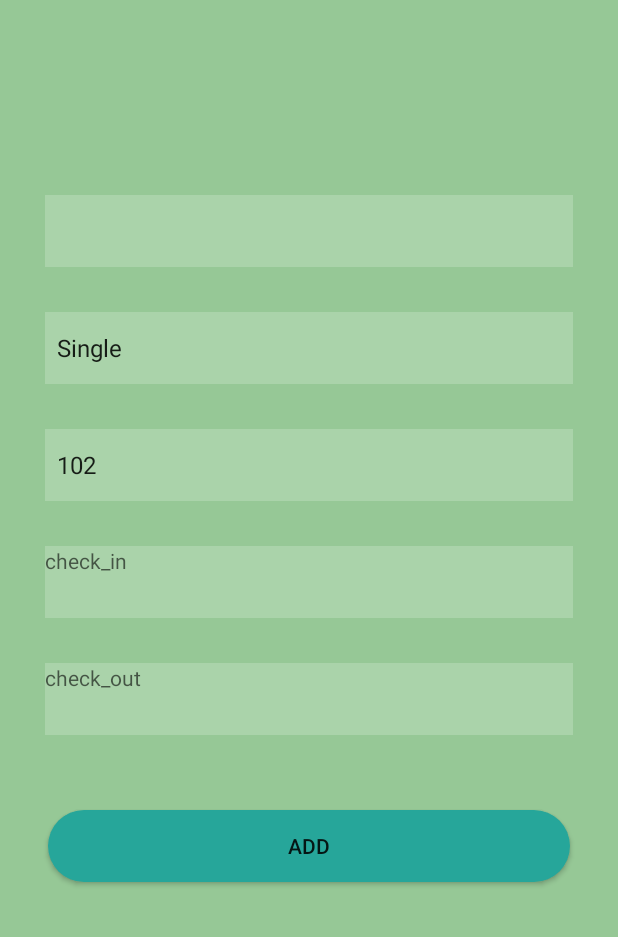
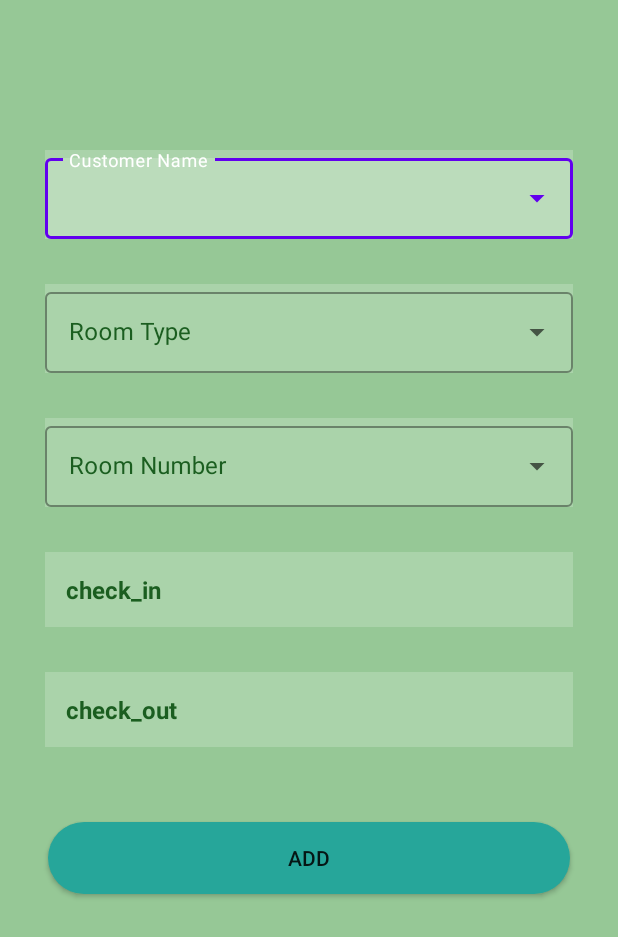
Before and after one commit to ouha1001/Hotel_APP, an Android app: the NewReservation screen opened directly, with no data from a screen before it, on a phone screen of 412 x 824 dp. Shown: the top 937 px of the screen. Run offline under Robolectric (Android 15) with nearby library versions, the light colour scheme and no system bars; 3 statements that could not run were skipped.

Commit message:
"zidek a hemadi"

```diff
--- a/app/src/main/java/com/example/hotelapp/NewReservation.java
+++ b/app/src/main/java/com/example/hotelapp/NewReservation.java
@@ -4,17 +4,19 @@ import android.app.DatePickerDialog;
 import android.database.Cursor;
 import android.graphics.Color;
 import android.graphics.drawable.ColorDrawable;
+import android.os.Build;
 import android.os.Bundle;
 import android.view.View;
 import android.widget.AdapterView;
 import android.widget.ArrayAdapter;
+import android.widget.AutoCompleteTextView;
 import android.widget.Button;
 import android.widget.DatePicker;
-import android.widget.Spinner;
 import android.widget.TextView;
 import android.widget.Toast;
 
 import androidx.annotation.NonNull;
+import androidx.annotation.RequiresApi;
 import androidx.appcompat.app.AlertDialog;
 import androidx.appcompat.app.AppCompatActivity;
 
@@ -22,19 +24,14 @@ import java.util.ArrayList;
 import java.util.Calendar;
 import java.util.Date;
 import java.util.HashMap;
-import java.util.List;
 import java.util.Map;
-import java.util.Objects;
 
 
-public class NewReservation extends AppCompatActivity implements AdapterView.OnItemSelectedListener {
+public class NewReservation extends AppCompatActivity {
     Database db;
-    String itemselected;
-    Spinner spinner, spinner1, spinner2;
-    Map<Integer, String> rooms = new Zimmer().getRooms();
+    AutoCompleteTextView room_id, roomtype, customer_id;
     Map<String, Integer> Kunde;
     TextView checkIn, checkOut;
-    long i, i1;
     Button btnadd;
 
 
@@ -50,61 +47,66 @@ public class NewReservation extends AppCompatActivity implements AdapterView.OnI
 
     }
 
-    //public boolean checkPeriod(long in, long out) {
-    //    boolean r;
-    //    long temp = (out - in) / 86400000;
-    //    if (temp < 0) {
-    //        b = new AlertDialog.Builder(this);
-    //        b.setCancelable(true);
-    //        b.setTitle("Falsche Information");
-    //        b.setMessage("Check Out und Check In sind nicht Richtig !!");
-    //        AlertDialog a = b.create();
-    //        b.show();
-
-    //        r = true;
-    //    } else {
-    //        r = false;
-    //    }
-    //    return r;
-    //}
-
     public void storeAllClients() {
         Cursor c = db.readAllData();
         if (c.getCount() == 0) {
             Toast.makeText(this, "Keine Kunden ", Toast.LENGTH_SHORT).show();
         } else {
             while (c.moveToNext()) {
-                Kunde.put(c.getString(1) + " " + c.getString(2), Integer.parseInt(c.getString(0)));
-
+                Kunde.put(c.getString(1) + " " + c.getString(2)
+                        , Integer.parseInt(c.getString(0)));
+            }
         }
     }
 
+
+    @Override
+    protected void onResume() {
+        super.onResume();
+        ArrayAdapter<CharSequence> adapter1 = ArrayAdapter.createFromResource
+                (this, R.array.TypeZimmer, R.layout.drop_down_item);
+        roomtype.setAdapter(adapter1);
+        roomtype.setOnItemClickListener(new AdapterView.OnItemClickListener() {
+            @RequiresApi(api = Build.VERSION_CODES.N)
+            @Override
+            public void onItemClick(AdapterView<?> parent, View view, int position, long id) {
+                ArrayAdapter<Integer> adapter = new ArrayAdapter<>(NewReservation.this, R.layout.drop_down_item,
+                        (new Zimmer().getRoomsbyType(roomtype.getText().toString())));
+                room_id.setAdapter(adapter);
+            }
+        });
+        ArrayAdapter<String> adapter2 = new ArrayAdapter<>(NewReservation.this, R.layout.drop_down_item
+                , new ArrayList<>(Kunde.keySet()));
+        customer_id.setAdapter(adapter2);
+
+        ArrayAdapter<Integer> adapter = new ArrayAdapter<Integer>(NewReservation.this, R.layout.drop_down_item,
+                (new Zimmer().getRoomsbyType(roomtype.getText().toString())));
+        room_id.setAdapter(adapter);
+
     }
 
-    public List<Integer> getRoom(@NonNull Map<Integer, String> rooms) {
-        List<Integer> spinnerArray = new ArrayList<>(rooms.size());
+    public long price(@NonNull String checkin, @NonNull String checkout) {
+        long days = getDays(checkin, checkout);
+        return (roomtype.getText().toString().equals("Single")) ? days * 10 : days * 20;
+    }
 
-        if (itemselected == null) {
-            spinnerArray.addAll(rooms.keySet());
-        } else {
-            for (Integer list : rooms.keySet()) {
-
-                if (Objects.equals(rooms.get(list), itemselected)) {
-                    spinnerArray.add(list);
-                }
-            }
-        }
-        return spinnerArray;
+    private static long getDays(@NonNull String checkin, @NonNull String checkout) {
+        String[] a = checkin.split("-");
+        String[] b = checkout.split("-");
+        return (new Date(Integer.parseInt(b[0]) - 1900, Integer.parseInt(b[1]) - 1, Integer.parseInt(b[2])).getTime()
+                - new Date(Integer.parseInt(a[0]) - 1900, Integer.parseInt(a[1]) - 1, Integer.parseInt(a[2])).getTime()) / 86400000;
     }
 
     @Override
     protected void onCreate(Bundle savedInstanceState) {
-
         super.onCreate(savedInstanceState);
         setContentView(R.layout.activity_new_reservation);
-
-
-
+        customer_id =findViewById(R.id.id_Kund_res);
+        checkIn = findViewById(R.id.checkin);
+        checkOut = findViewById(R.id.checkout);
+        btnadd = findViewById(R.id.add_reservation);
+        roomtype = findViewById(R.id.id_typeroom);
+        room_id = findViewById(R.id.id_room);
 
         db = new Database(this);
         Kunde = new HashMap<>();
@@ -113,16 +115,14 @@ public class NewReservation extends AppCompatActivity implements AdapterView.OnI
         final int year = calendar.get(Calendar.YEAR);
         final int month = calendar.get(Calendar.MONTH);
         final int day = calendar.get(Calendar.DAY_OF_MONTH);
-        checkIn = findViewById(R.id.checkin);
-        checkOut = findViewById(R.id.checkout);
-        btnadd = findViewById(R.id.add_reservation);
+
+
+
         btnadd.setOnClickListener(new View.OnClickListener() {
             @Override
             public void onClick(View v) {
-                long Result = (i1 - i) / 86400000;
-                long price = (itemselected.equals("Single")) ? 10 * Result : 20 * Result;
-                if (price > 0) {
-                    db.addReservation(Kunde.get(spinner2.getSelectedItem().toString()), Integer.parseInt(spinner.getSelectedItem().toString()),
+                long price = price(checkIn.getText().toString(), checkOut.getText().toString());
+                db.addReservation(Kunde.get(customer_id.getText().toString()), Integer.parseInt(room_id.getText().toString()),
                         checkIn.getText().toString(), checkOut.getText().toString(), (int) price);
                 b = new AlertDialog.Builder(NewReservation.this);
                 b.setCancelable(true);
@@ -130,20 +130,9 @@ public class NewReservation extends AppCompatActivity implements AdapterView.OnI
                 b.setMessage("Gesamte Price : " + price);
                 AlertDialog a = b.create();
                 b.show();
-                } else {
-                    b = new AlertDialog.Builder(NewReservation.this);
-                    b.setCancelable(true);
-                    b.setTitle("Falsche Information");
-                    b.setMessage("Check Out und Check In sind nicht Richtig !!");
-                    AlertDialog a = b.create();
-                    b.show();
-                    checkIn.setText(null);
-                    checkOut.setText(null);
-                }
-
-
             }
         });
+
         //Check IN
         checkIn.setOnClickListener(new View.OnClickListener() {
             @Override
@@ -153,25 +142,22 @@ public class NewReservation extends AppCompatActivity implements AdapterView.OnI
                 datePickerDialog.show();
             }
         });
+
         setListener = new DatePickerDialog.OnDateSetListener() {
-
             @Override
             public void onDateSet(DatePicker view, int year, int month, int dayOfMonth) {
-
                 month = month + 1;
                 if (checkDatum(year, month, dayOfMonth)) {
-                    Date tag = new Date(year, month, dayOfMonth);
-                    String date = dayOfMonth + "/" + month + "/" + year;
-                    i = tag.getTime();
+                    String date = year + "-" + month + "-" + dayOfMonth;
                     checkIn.setText(date);
                 } else {
                     checkIn.setText(null);
                     checkOut.setText(null);
+                    Toast.makeText(NewReservation.this, "Please Select a valid Checkin Date!", Toast.LENGTH_SHORT).show();
                 }
-
-
             }
         };
+
         //Check OUt
         checkOut.setOnClickListener(new View.OnClickListener() {
             @Override
@@ -185,63 +171,16 @@ public class NewReservation extends AppCompatActivity implements AdapterView.OnI
 
             @Override
             public void onDateSet(DatePicker view, int year, int month, int dayOfMonth) {
-
-                month = month + 1;
-                if (checkDatum(year, month, dayOfMonth)) {
-
-                    Date tag = new Date(year, month, dayOfMonth);
-                    String date = dayOfMonth + "/" + month + "/" + year;
-                    i1 = tag.getTime();
-                    //String days = tag.getDay()+"/"+tag.getMonth()+"/"+ tag.getYear();
+                month++;
+                String date = year + "-" + month + "-" + dayOfMonth;
+                long x = getDays(checkIn.getText().toString(), date);
+                if (checkDatum(year, month, dayOfMonth) && x > 0) {
                     checkOut.setText(date);
                 } else {
-                    checkIn.setText(" ");
-                    checkOut.setText(" ");
+                    checkOut.setText(null);
+                    Toast.makeText(NewReservation.this, "Please Select a valid Checkout Date!", Toast.LENGTH_SHORT).show();
                 }
-
-
             }
         };
-        //Type Zimmer
-        spinner1 = findViewById(R.id.id_typeroom);
-        ArrayAdapter<CharSequence> adapter_ = ArrayAdapter.createFromResource
-                (this, R.array.TypeZimmer, android.R.layout.simple_spinner_item);
-        adapter_.setDropDownViewResource(android.R.layout.simple_spinner_dropdown_item);
-        spinner1.setAdapter(adapter_);
-        spinner1.setOnItemSelectedListener(new AdapterView.OnItemSelectedListener() {
-            @Override
-            public void onItemSelected(AdapterView<?> parent, View view, int position, long id) {
-                itemselected = spinner1.getSelectedItem().toString();
-                spinner = findViewById(R.id.id_room);
-                ArrayAdapter<Integer> adapter = new ArrayAdapter<Integer>(NewReservation.this, android.R.layout.simple_spinner_item, getRoom(rooms));
-                adapter.setDropDownViewResource(android.R.layout.simple_spinner_dropdown_item);
-                spinner.setAdapter(adapter);
-                spinner.setOnItemSelectedListener(NewReservation.this);
-
-            }
-
-            @Override
-            public void onNothingSelected(AdapterView<?> parent) {
-
-            }
-        });
-        //Spinner Kunde
-        spinner2 = findViewById(R.id.id_Kund);
-        ArrayAdapter<String> adapter2 = new ArrayAdapter<String>(this, android.R.layout.simple_spinner_dropdown_item, new ArrayList<>(Kunde.keySet()));
-        spinner2.setAdapter(adapter2);
-        spinner2.setOnItemSelectedListener(this);
-
-
-    }
-
-    @Override
-    public void onItemSelected(AdapterView<?> parent, View view, int position, long id) {
-        String text = parent.getItemAtPosition(position).toString();
-
-    }
-
-    @Override
-    public void onNothingSelected(AdapterView<?> parent) {
-
     }
 }
--- a/app/src/main/java/com/example/hotelapp/WelcomePage.java
+++ b/app/src/main/java/com/example/hotelapp/WelcomePage.java
@@ -11,13 +11,11 @@ import android.widget.ImageView;
 
 public class WelcomePage extends AppCompatActivity {
 
-    private ImageView imageView;
-
     @Override
     protected void onCreate(Bundle savedInstanceState) {
         super.onCreate(savedInstanceState);
         setContentView(R.layout.activity_welcome_page);
-        imageView=findViewById(R.id.image_id);
+        ImageView imageView = findViewById(R.id.image_id);
 
         Animation animation= AnimationUtils.loadAnimation(getApplicationContext(),R.anim.fade);
         imageView.startAnimation(animation);
--- a/app/src/main/res/layout/activity_new_reservation.xml
+++ b/app/src/main/res/layout/activity_new_reservation.xml
@@ -9,50 +9,86 @@
     android:paddingTop="100dp">
 
 
-
-    <Spinner
-        style="@style/Widget.Material3.TextInputLayout.OutlinedBox.ExposedDropdownMenu"
-        android:id="@+id/id_Kund"
+    <com.google.android.material.textfield.TextInputLayout
+        android:id="@+id/textInputLayout3"
+        style="@style/Widget.MaterialComponents.TextInputLayout.OutlinedBox.ExposedDropdownMenu"
         android:layout_width="match_parent"
         android:layout_height="wrap_content"
-        android:layout_margin="30dp"
-        android:minHeight="48dp"
+        android:layout_marginStart="30dp"
+        android:layout_marginTop="30dp"
+        android:layout_marginEnd="30dp"
         android:background="#30ffffff"
-        app:layout_constraintBottom_toTopOf="@+id/id_typeroom"
+        android:textColorHint="#1B5E20"
+        app:hintTextColor="@color/cardview_light_background"
+        app:layout_constraintEnd_toEndOf="parent"
+        app:layout_constraintStart_toStartOf="parent"
+        tools:ignore="MissingConstraints">
+
+        <AutoCompleteTextView
+            android:id="@+id/id_Kund_res"
+            android:layout_width="match_parent"
+            android:layout_height="wrap_content"
+            android:layout_weight="1"
+            android:hint="@string/customer_name"
+            android:inputType="none"
+            android:paddingTop="16dp"
+            android:paddingBottom="16dp"
+            android:textColorHint="#1B5E20" />
+
+    </com.google.android.material.textfield.TextInputLayout>
+
+    <com.google.android.material.textfield.TextInputLayout
+        android:id="@+id/textInputLayout4"
+        style="@style/Widget.MaterialComponents.TextInputLayout.OutlinedBox.ExposedDropdownMenu"
+        android:layout_width="match_parent"
+        android:layout_height="wrap_content"
+        android:layout_marginStart="30dp"
+        android:layout_marginTop="30dp"
+        android:background="#30ffffff"
+        android:layout_marginEnd="30dp"
+        android:textColorHint="#1B5E20"
+        app:layout_constraintEnd_toEndOf="parent"
+        app:layout_constraintStart_toStartOf="parent"
+        app:layout_constraintTop_toBottomOf="@+id/textInputLayout3">
+
+        <AutoCompleteTextView
+            android:id="@+id/id_typeroom"
+            android:layout_width="match_parent"
+            android:layout_height="wrap_content"
+            android:layout_weight="1"
+            android:hint="@string/room_type"
+            android:inputType="none"
+            android:paddingTop="16dp"
+            android:paddingBottom="16dp"
+            android:textColorHint="#1B5E20" />
+    </com.google.android.material.textfield.TextInputLayout>
+
+    <com.google.android.material.textfield.TextInputLayout
+        android:id="@+id/textInputLayout5"
+        style="@style/Widget.MaterialComponents.TextInputLayout.OutlinedBox.ExposedDropdownMenu"
+        android:layout_width="match_parent"
+        android:layout_height="wrap_content"
+        android:layout_marginStart="30dp"
+        android:layout_marginTop="30dp"
+        android:background="#30ffffff"
+        android:layout_marginEnd="30dp"
+        android:textColorHint="#1B5E20"
         app:layout_constraintEnd_toEndOf="parent"
         app:layout_constraintHorizontal_bias="0.5"
         app:layout_constraintStart_toStartOf="parent"
-        app:layout_constraintTop_toTopOf="parent"
-        tools:ignore="MissingConstraints" />
+        app:layout_constraintTop_toBottomOf="@+id/textInputLayout4">
 
-
-
-    <Spinner
-        android:id="@+id/id_typeroom"
-        android:layout_width="match_parent"
-        android:layout_height="wrap_content"
-        android:layout_margin="30dp"
-        android:background="#30ffffff"
-        android:hint="@string/customer_id"
-        android:minHeight="48dp"
-        app:layout_constraintEnd_toEndOf="parent"
-        app:layout_constraintHorizontal_bias="0.5"
-        app:layout_constraintStart_toStartOf="parent"
-        app:layout_constraintTop_toBottomOf="@+id/id_Kund" />
-
-    <Spinner
-        android:id="@+id/id_room"
-        android:layout_width="match_parent"
-        android:layout_height="wrap_content"
-        android:layout_margin="30dp"
-        android:hint="@string/room_id"
-        android:background="#30ffffff"
-        android:minHeight="48dp"
-        app:layout_constraintEnd_toEndOf="parent"
-        app:layout_constraintHorizontal_bias="0.5"
-        app:layout_constraintStart_toStartOf="parent"
-        app:layout_constraintTop_toBottomOf="@+id/id_typeroom" />
-
+        <AutoCompleteTextView
+            android:id="@+id/id_room"
+            android:layout_width="match_parent"
+            android:layout_height="wrap_content"
+            android:layout_weight="1"
+            android:hint="@string/room_number"
+            android:inputType="none"
+            android:paddingTop="16dp"
+            android:paddingBottom="16dp"
+            android:textColorHint="#1B5E20" />
+    </com.google.android.material.textfield.TextInputLayout>
 
 
     <TextView
@@ -60,6 +96,11 @@
         android:layout_width="match_parent"
         android:layout_height="wrap_content"
         android:layout_margin="30dp"
+        android:padding="14dp"
+        android:textColor="@color/black"
+        android:textSize="16sp"
+        android:textStyle="bold"
+        android:textColorHint="#1B5E20"
         android:ems="10"
         android:hint="@string/check_in"
         android:background="#30ffffff"
@@ -67,17 +108,22 @@
         app:layout_constraintEnd_toEndOf="parent"
         app:layout_constraintHorizontal_bias="0.5"
         app:layout_constraintStart_toStartOf="parent"
-        app:layout_constraintTop_toBottomOf="@+id/id_room" />
+        app:layout_constraintTop_toBottomOf="@+id/textInputLayout5" />
 
     <TextView
         android:id="@+id/checkout"
         android:layout_width="match_parent"
         android:layout_height="wrap_content"
         android:layout_margin="30dp"
+        android:background="#30ffffff"
         android:ems="10"
-        android:background="#30ffffff"
         android:hint="@string/check_out"
+        android:textColorHint="#1B5E20"
         android:minHeight="48dp"
+        android:padding="14dp"
+        android:textColor="@color/black"
+        android:textSize="16sp"
+        android:textStyle="bold"
         app:layout_constraintEnd_toEndOf="parent"
         app:layout_constraintHorizontal_bias="0.5"
         app:layout_constraintStart_toStartOf="parent"
@@ -90,7 +136,7 @@
         android:layout_marginStart="32dp"
         android:layout_marginTop="50dp"
         android:layout_marginEnd="32dp"
-        android:text="ADD"
+        android:text="@string/add"
         android:background="@drawable/button"
         android:textAlignment="center"
         app:layout_constraintEnd_toEndOf="parent"
--- a/app/src/main/res/values/strings.xml
+++ b/app/src/main/res/values/strings.xml
@@ -41,5 +41,10 @@
     <string name="meine_reservierungen">Meine Reservierungen</string>
     <string name="aufenthalt_verl_ngern">Aufenthalt verlängern</string>
     <string name="kontakt">Kontakt</string>
+    <string name="button">Button</string>
+    <string name="customer_name">Customer Name</string>
+    <string name="room_type">Room Type</string>
+    <string name="add">ADD</string>
+    <string name="room_number">Room Number</string>
 
 </resources>
```
Also changed, not shown: app/src/main/java/com/example/hotelapp/AddNewUser.java (+36 -55 lines), app/src/main/java/com/example/hotelapp/CustomAdapter.java (+21 -20 lines), app/src/main/java/com/example/hotelapp/Database.java (+44 -25 lines), app/src/main/java/com/example/hotelapp/HomePageActivity.java (+14 -15 lines), app/src/main/java/com/example/hotelapp/MainActivity.java (+4 -3 lines), app/src/main/java/com/example/hotelapp/MyRow.java (+20 -14 lines), app/src/main/java/com/example/hotelapp/Zimmer.java (+21 -0 lines), app/src/main/java/com/example/hotelapp/activity_UpdateReservation.java (+41 -60 lines). Lines whose indentation alone changed are shown as unchanged.
